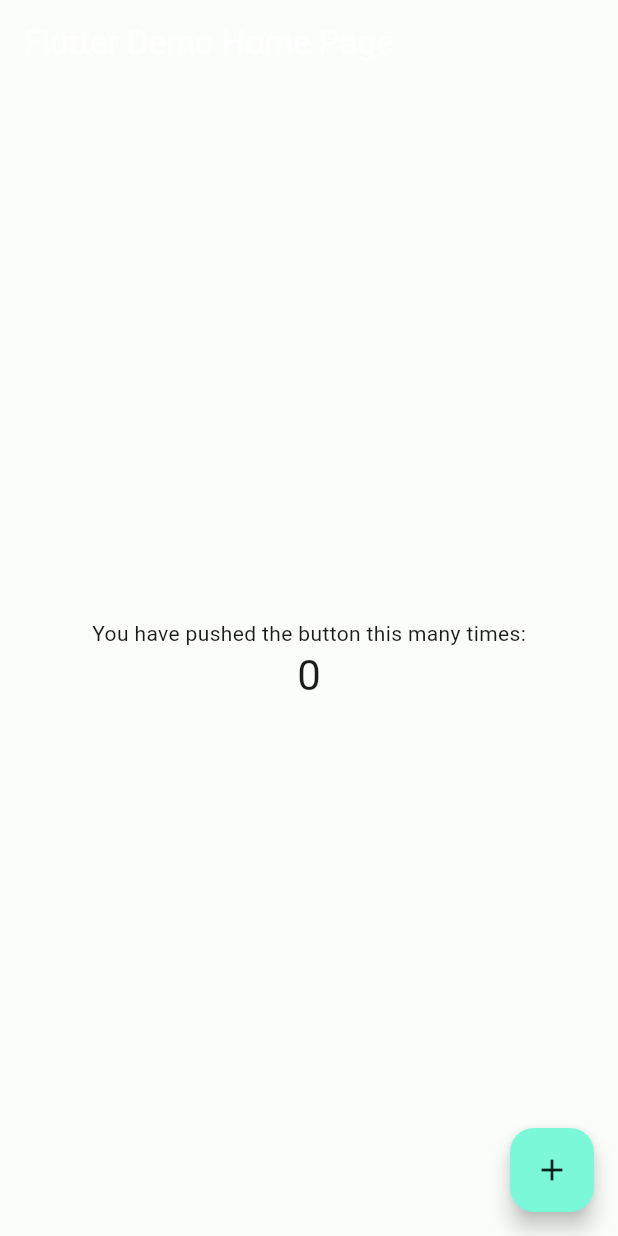
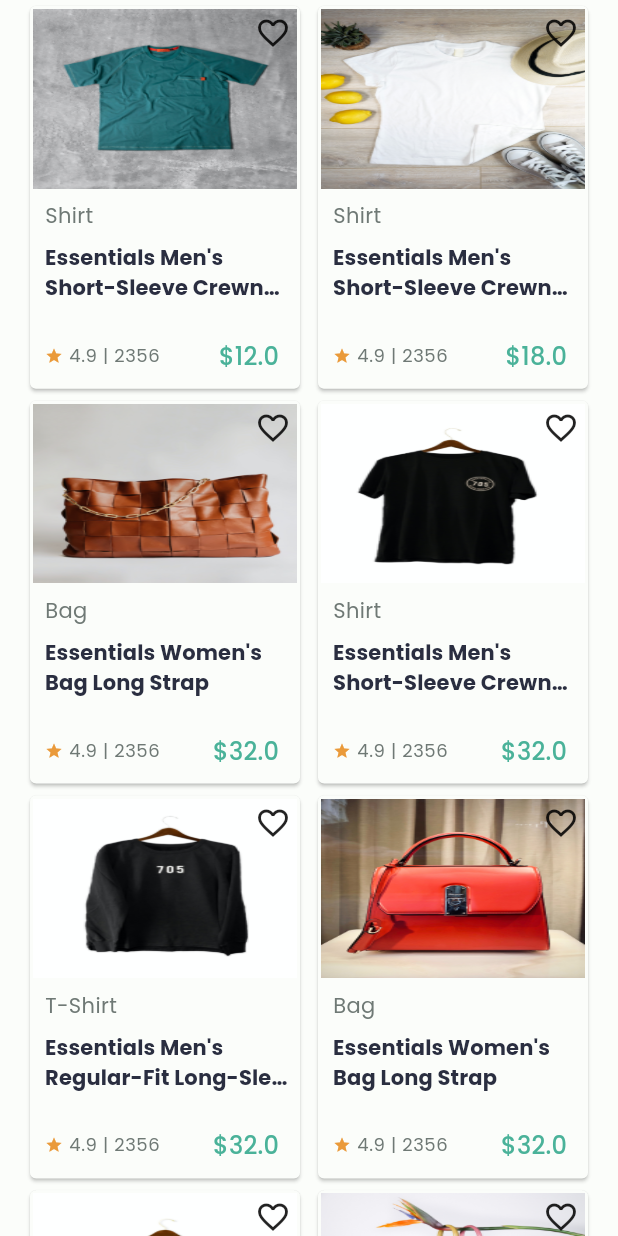
Before and after one commit to doc2dev/tokosmile, a Flutter app: the screen it shows after launch, on a phone screen of 412 x 824 dp. Run offline on Flutter 3.47's test engine with Material 2 defaults, Android fonts, the phone set to English and light mode, and no system bars.

Commit message:
Implement product list

```diff
--- /dev/null
+++ b/lib/components/product_item.dart
@@ -0,0 +1,113 @@
+import 'package:flutter/material.dart';
+import 'package:tokosmile/data/data_classes.dart';
+import 'package:tokosmile/theme/theme.dart';
+
+class ProductItem extends StatelessWidget {
+  final Product product;
+
+  const ProductItem({
+    super.key,
+    required this.product,
+  });
+
+  @override
+  Widget build(BuildContext context) {
+    return AspectRatio(
+      aspectRatio: 1 / 1.4,
+      child: Card(
+        shape: const RoundedRectangleBorder(
+          borderRadius: BorderRadius.all(Radius.circular(4.0)),
+        ),
+        child: Container(
+          padding: const EdgeInsets.all(2.0),
+          child: Column(
+            crossAxisAlignment: CrossAxisAlignment.start,
+            children: [
+              Stack(
+                children: [
+                  AspectRatio(
+                    aspectRatio: 172 / 117,
+                    child: Image.asset(
+                      product.images[0],
+                      fit: BoxFit.fill,
+                    ),
+                  ),
+                  const Positioned(
+                    top: 4.0,
+                    right: 4.0,
+                    child: Icon(
+                      Icons.favorite_border_outlined,
+                      size: 24.0,
+                    ),
+                  )
+                ],
+              ),
+              const SizedBox(height: 8.0),
+              Container(
+                padding: const EdgeInsets.only(left: 8.0),
+                child: Text(
+                  product.category,
+                  style: context
+                      .textTheme()
+                      .bodyMedium!
+                      .copyWith(color: context.colors().outline),
+                ),
+              ),
+              const SizedBox(height: 8.0),
+              Container(
+                padding: const EdgeInsets.only(
+                  left: 8.0,
+                  right: 4.0,
+                ),
+                child: Text(
+                  product.description,
+                  maxLines: 2,
+                  overflow: TextOverflow.ellipsis,
+                  style: context.textTheme().titleSmall!.copyWith(
+                        color: context.colors().secondary,
+                        fontWeight: FontWeight.w700,
+                      ),
+                ),
+              ),
+              const Spacer(flex: 1),
+              Container(
+                  padding: const EdgeInsets.only(left: 8.0),
+                  child: Row(
+                    children: [
+                      Row(
+                        crossAxisAlignment: CrossAxisAlignment.center,
+                        children: [
+                          const Icon(
+                            Icons.star,
+                            color: Color(0xFFEA9A3A),
+                            size: 12.0,
+                          ),
+                          const SizedBox(width: 4.0),
+                          Text(
+                            "${product.avgRating} | ${product.numOfReviews}",
+                            style: context
+                                .textTheme()
+                                .bodySmall!
+                                .copyWith(color: context.colors().outline),
+                          )
+                        ],
+                      ),
+                      const Spacer(flex: 1),
+                      Text(
+                        "\$${product.price}",
+                        style: context
+                            .textTheme()
+                            .titleMedium!
+                            .copyWith(color: context.colors().primary),
+                      ),
+                      const SizedBox(width: 12.0),
+                    ],
+                  )),
+              const SizedBox(height: 8.0),
+            ],
+          ),
+        ),
+      ),
+    );
+  }
+}
--- /dev/null
+++ b/lib/components/product_list.dart
@@ -0,0 +1,39 @@
+import 'package:flutter/cupertino.dart';
+import 'package:tokosmile/components/product_row.dart';
+
+import '../data/data_classes.dart';
+
+class ProductList extends StatelessWidget {
+  final List<Product> products;
+
+  const ProductList({
+    super.key,
+    required this.products,
+  });
+
+  List<List<Product>> getPairs() {
+    var pairs = <List<Product>>[];
+    for (var element in products) {
+      if (pairs.isEmpty) {
+        pairs.add([]);
+      }
+      if (pairs.last.length < 2) {
+        pairs.last.add(element);
+      } else {
+        pairs.add([element]);
+      }
+    }
+    return pairs;
+  }
+
+  @override
+  Widget build(BuildContext context) {
+    var pairs = getPairs();
+    return ListView.builder(
+      itemCount: pairs.length,
+      itemBuilder: (BuildContext context, int index) {
+        return ProductRow(pair: pairs[index]);
+      },
+    );
+  }
+}
--- /dev/null
+++ b/lib/components/product_row.dart
@@ -0,0 +1,31 @@
+import 'package:flutter/cupertino.dart';
+import 'package:tokosmile/components/product_item.dart';
+
+import '../data/data_classes.dart';
+
+class ProductRow extends StatelessWidget {
+  final List<Product> pair;
+
+  const ProductRow({
+    super.key,
+    required this.pair,
+  });
+
+  @override
+  Widget build(BuildContext context) {
+    var isFull = pair.length == 2;
+    return Row(
+      children: [
+        Expanded(
+          flex: 1,
+          child: ProductItem(product: pair[0]),
+        ),
+        const SizedBox(width: 4.0),
+        Expanded(
+          flex: 1,
+          child: isFull ? ProductItem(product: pair[1]) : const SizedBox(),
+        ),
+      ],
+    );
+  }
+}
--- /dev/null
+++ b/lib/data/data_classes.dart
@@ -0,0 +1,23 @@
+class Product {
+  final int id;
+  final String category;
+  final String description;
+  final double avgRating;
+  final int numOfReviews;
+  final int itemsSold;
+  final List<String> images;
+  final bool likedByUser;
+  final double price;
+
+  Product({
+    required this.id,
+    required this.description,
+    required this.avgRating,
+    required this.numOfReviews,
+    required this.itemsSold,
+    required this.images,
+    required this.likedByUser,
+    required this.price,
+    required this.category,
+  });
+}
--- /dev/null
+++ b/lib/data/sample_data.dart
@@ -0,0 +1,139 @@
+import 'package:tokosmile/data/data_classes.dart';
+
+var sampleProducts = [
+  Product(
+    id: 1,
+    description: "Essentials Men's Short-Sleeve Crewneck T-Shirt",
+    avgRating: 4.9,
+    numOfReviews: 2356,
+    itemsSold: 100,
+    images: [
+      "images/product_1.jpg",
+      "images/product_2.jpg",
+      "images/product_3.jpg",
+    ],
+    likedByUser: false,
+    price: 12.0,
+    category: "Shirt",
+  ),
+  Product(
+    id: 2,
+    description: "Essentials Men's Short-Sleeve Crewneck T-Shirt",
+    avgRating: 4.9,
+    numOfReviews: 2356,
+    itemsSold: 100,
+    images: [
+      "images/product_2.jpg",
+      "images/product_3.jpg",
+      "images/product_4.jpg",
+    ],
+    likedByUser: true,
+    price: 18.0,
+    category: "Shirt",
+  ),
+  Product(
+    id: 7,
+    description: "Essentials Women's Bag Long Strap",
+    avgRating: 4.9,
+    numOfReviews: 2356,
+    itemsSold: 100,
+    images: [
+      "images/bag_2.jpg",
+      "images/bag_3.jpg",
+      "images/bag_4.jpg",
+    ],
+    likedByUser: false,
+    price: 32.0,
+    category: "Bag",
+  ),
+  Product(
+    id: 3,
+    description: "Essentials Men's Short-Sleeve Crewneck T-Shirt",
+    avgRating: 4.9,
+    numOfReviews: 2356,
+    itemsSold: 100,
+    images: [
+      "images/product_3.jpg",
+      "images/product_4.jpg",
+      "images/product_5.jpg",
+    ],
+    likedByUser: false,
+    price: 32.0,
+    category: "Shirt",
+  ),
+  Product(
+    id: 4,
+    description: "Essentials Men's Regular-Fit Long-Sleeve Oxford T-Shirt",
+    avgRating: 4.9,
+    numOfReviews: 2356,
+    itemsSold: 100,
+    images: [
+      "images/product_4.jpg",
+      "images/product_5.jpg",
+      "images/product_1.jpg",
+    ],
+    likedByUser: false,
+    price: 32.0,
+    category: "T-Shirt",
+  ),
+  Product(
+    id: 6,
+    description: "Essentials Women's Bag Long Strap",
+    avgRating: 4.9,
+    numOfReviews: 2356,
+    itemsSold: 100,
+    images: [
+      "images/bag_1.jpg",
+      "images/bag_2.jpg",
+      "images/bag_3.jpg",
+    ],
+    likedByUser: false,
+    price: 32.0,
+    category: "Bag",
+  ),
+  Product(
+    id: 5,
+    description: "Essentials Men's Regular-Fit Long-Sleeve Oxford T-Shirt",
+    avgRating: 4.9,
+    numOfReviews: 2356,
+    itemsSold: 100,
+    images: [
+      "images/product_5.jpg",
+      "images/product_1.jpg",
+      "images/product_2.jpg",
+    ],
+    likedByUser: false,
+    price: 35.0,
+    category: "T-Shirt",
+  ),
+  Product(
+    id: 8,
+    description: "Essentials Women's Bag Long Strap",
+    avgRating: 4.9,
+    numOfReviews: 2356,
+    itemsSold: 100,
+    images: [
+      "images/bag_3.jpg",
+      "images/bag_4.jpg",
+      "images/bag_1.jpg",
+    ],
+    likedByUser: false,
+    price: 32.0,
+    category: "Bag",
+  ),
+  Product(
+    id: 9,
+    description: "Just a Women's Bag Long Strap",
+    avgRating: 4.9,
+    numOfReviews: 2356,
+    itemsSold: 100,
+    images: [
+      "images/bag_2.jpg",
+      "images/bag_1.jpg",
+      "images/bag_3.jpg",
+    ],
+    likedByUser: false,
+    price: 42.0,
+    category: "Bag",
+  ),
+];
--- a/lib/home.dart
+++ b/lib/home.dart
@@ -1,5 +1,6 @@
 import 'package:flutter/material.dart';
-import 'package:tokosmile/theme/theme.dart';
+import 'package:tokosmile/components/product_list.dart';
+import 'package:tokosmile/data/sample_data.dart';
 
 class MyHomePage extends StatefulWidget {
   const MyHomePage({super.key, required this.title});
@@ -11,48 +12,13 @@ class MyHomePage extends StatefulWidget {
 }
 
 class _MyHomePageState extends State<MyHomePage> {
-  int _counter = 0;
-
-  void _incrementCounter() {
-    setState(() {
-      _counter++;
-    });
-  }
-
   @override
   Widget build(BuildContext context) {
-    var colors = context.colors();
-    var theme = context.textTheme();
     return Scaffold(
-      appBar: AppBar(
-        title: Text(
-          widget.title,
-          style: theme.titleLarge
-              ?.copyWith(color: colors.onPrimary),
-        ),
-        backgroundColor: Colors.transparent,
+      body: Container(
+        padding: const EdgeInsets.only(left: 16.0, right: 16.0),
+        child: ProductList(products: sampleProducts),
       ),
-      body: SafeArea(
-        child: Center(
-          child: Column(
-            mainAxisAlignment: MainAxisAlignment.center,
-            children: <Widget>[
-              const Text(
-                'You have pushed the button this many times:',
-              ),
-              Text(
-                '$_counter',
-                style: Theme.of(context).textTheme.headlineMedium,
-              ),
-            ],
-          ),
-        ),
-      ),
-      floatingActionButton: FloatingActionButton(
-        onPressed: _incrementCounter,
-        tooltip: 'Increment',
-        child: const Icon(Icons.add),
-      ), // This trailing comma makes auto-formatting nicer for build methods.
     );
   }
 }
```
Also changed, not shown: pubspec.yaml (+24 -66 lines), fonts/Poppins-Bold.ttf (added), images/bag_1.jpg (added), images/bag_2.jpg (added), images/bag_3.jpg (added), images/bag_4.jpg (added), images/carousel_1.png (added), images/carousel_2.png (added), images/product_1.jpg (added), images/product_2.jpg (added), images/product_3.jpg (added), images/product_4.jpg (added), images/product_5.jpg (added), pubspec.lock.
